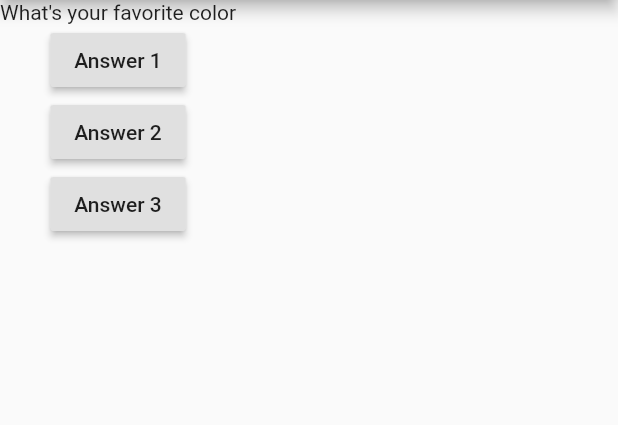
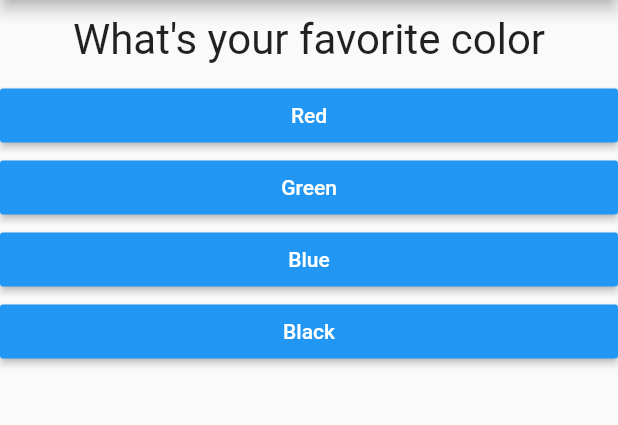
Before and after one commit to udaykumaruking/flutter_complete_guide, a Flutter app: the screen it shows after launch, on a phone screen of 412 x 824 dp, the part 84-509 px from its top. Run offline on Flutter 3.47's test engine with Material 2 defaults, Android fonts, the phone set to English and light mode, and no system bars.

Commit message:
answers and questions changing dynamically

```diff
--- /dev/null
+++ b/lib/answer.dart
@@ -0,0 +1,20 @@
+import 'package:flutter/material.dart';
+
+class Answer extends StatelessWidget {
+  final Function selectHandler;
+  final String answerText;
+
+  Answer(this.selectHandler, this.answerText);
+  @override
+  Widget build(BuildContext context) {
+    return Container(
+      width: double.infinity,
+      child: RaisedButton(
+        child: Text(answerText),
+        onPressed: selectHandler,
+        color: Colors.blue,
+        textColor: Colors.white,
+      ),
+    );
+  }
+}
--- a/lib/main.dart
+++ b/lib/main.dart
@@ -1,4 +1,7 @@
 import 'package:flutter/material.dart';
+
+import './question.dart';
+import './answer.dart';
 
 // void main() {
 //   runApp(MyApp());
@@ -32,8 +35,18 @@ class _MyAppState extends State<MyApp> {
   // App works without @override funtion too but its used for clearing doubts and styling purposes. It says that we are deliberately overriding stateless widget build function
   Widget build(BuildContext context) {
     var questions = [
-      'What\'s your favorite color',
-      'What\'s your favorite animal',
+      {
+        'questionText': 'What\'s your favorite color',
+        'answers': ['Red', 'Green', 'Blue', 'Black'],
+      },
+      {
+        'questionText': 'What\'s your favorite animal',
+        'answers': ['Dog', 'Elephant', 'Cat', 'Rabbit'],
+      },
+      {
+        'questionText': 'What\'s your favorite Subject',
+        'answers': ['Chemistry', 'Social', 'Maths', 'Physics'],
+      },
     ];
     return MaterialApp(
       home: Scaffold(
@@ -43,11 +56,12 @@ class _MyAppState extends State<MyApp> {
           ),
           body: Column(
             // We can pass only one widget to body
-            children: <Widget>[
-              Text(questions[_questionIndex]),
-              RaisedButton(child: Text("Answer 1"), onPressed: _answerQuestion),
-              RaisedButton(child: Text("Answer 2"), onPressed: _answerQuestion),
-              RaisedButton(child: Text("Answer 3"), onPressed: _answerQuestion),
+            children: [
+              Question(questions[_questionIndex]['questionText']),
+              ...(questions[_questionIndex]['answers'] as List<String>)
+                  .map((answer) {
+                return Answer(_answerQuestion, answer);
+              }).toList()
             ],
           )
           // Widget in angular brackets says the list - "[]" is of widget type
--- /dev/null
+++ b/lib/question.dart
@@ -0,0 +1,19 @@
+import 'package:flutter/material.dart';
+
+class Question extends StatelessWidget {
+  final String questionText;
+  Question(this.questionText);
+
+  @override
+  Widget build(BuildContext context) {
+    return Container(
+      width: double.infinity,
+      margin: EdgeInsets.all(10),
+      child: Text(
+        questionText,
+        style: TextStyle(fontSize: 28),
+        textAlign: TextAlign.center,
+      ),
+    );
+  }
+}
```
